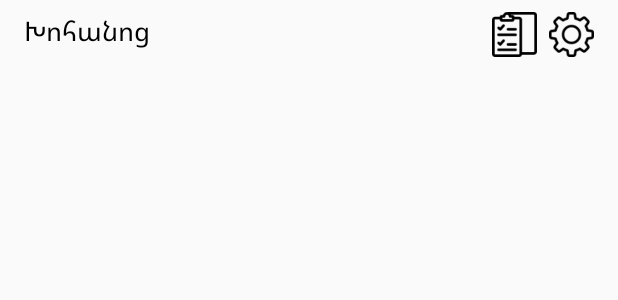
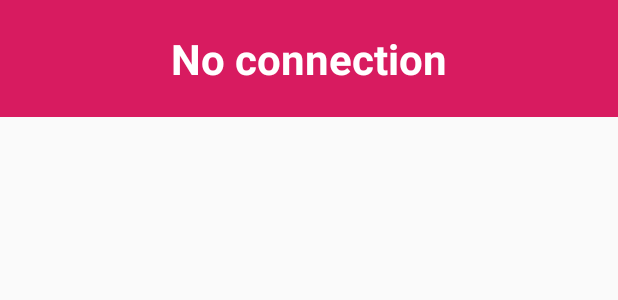
Before and after one commit to End1-1/CafeOM, an Android app: the layout activity_main.xml on its own in the app's theme, with its tools: preview values and no code run, on a phone screen of 412 x 824 dp. Shown: the top 300 px of the screen. Run offline under Robolectric (Android 15) with nearby library versions, the phone set to English and light mode, and no system bars.

Commit message:
Connection status added

```diff
--- a/app/build.gradle
+++ b/app/build.gradle
@@ -7,7 +7,7 @@ android {
         minSdkVersion 24
         targetSdkVersion 28
         versionCode 1
-        versionName "1.24"
+        versionName "1.25"
         testInstrumentationRunner "androidx.test.runner.AndroidJUnitRunner"
     }
     buildTypes {
--- a/app/src/main/res/layout/activity_main.xml
+++ b/app/src/main/res/layout/activity_main.xml
@@ -53,4 +53,25 @@
             app:layout_constraintTop_toBottomOf="@+id/tvDept" />
     </androidx.constraintlayout.widget.ConstraintLayout>
 
+    <LinearLayout
+        android:id="@+id/llConnState"
+        android:layout_width="match_parent"
+        android:layout_height="wrap_content"
+        android:background="@color/colorAccent"
+        android:gravity="center"
+        android:orientation="horizontal">
+
+        <TextView
+            android:id="@+id/textView12"
+            android:layout_width="wrap_content"
+            android:layout_height="wrap_content"
+            android:layout_margin="20dp"
+            android:gravity="center"
+            android:layout_weight="1"
+            android:textSize="28dp"
+            android:textStyle="bold"
+            android:textColor="@color/colorWhite"
+            android:text="No connection" />
+    </LinearLayout>
+
 </FrameLayout>
--- a/app/src/main/res/values/colors.xml
+++ b/app/src/main/res/values/colors.xml
@@ -4,4 +4,5 @@
     <color name="colorPrimaryDark">#00574B</color>
     <color name="colorAccent">#D81B60</color>
     <color name="colorSeparator">#D5D5D5</color>
+    <color name="colorWhite">#ffffff</color>
 </resources>
```
Also changed, not shown: app/src/main/java/com/cafeom/MainActivity.java (+30 -0 lines), 2 other files.
